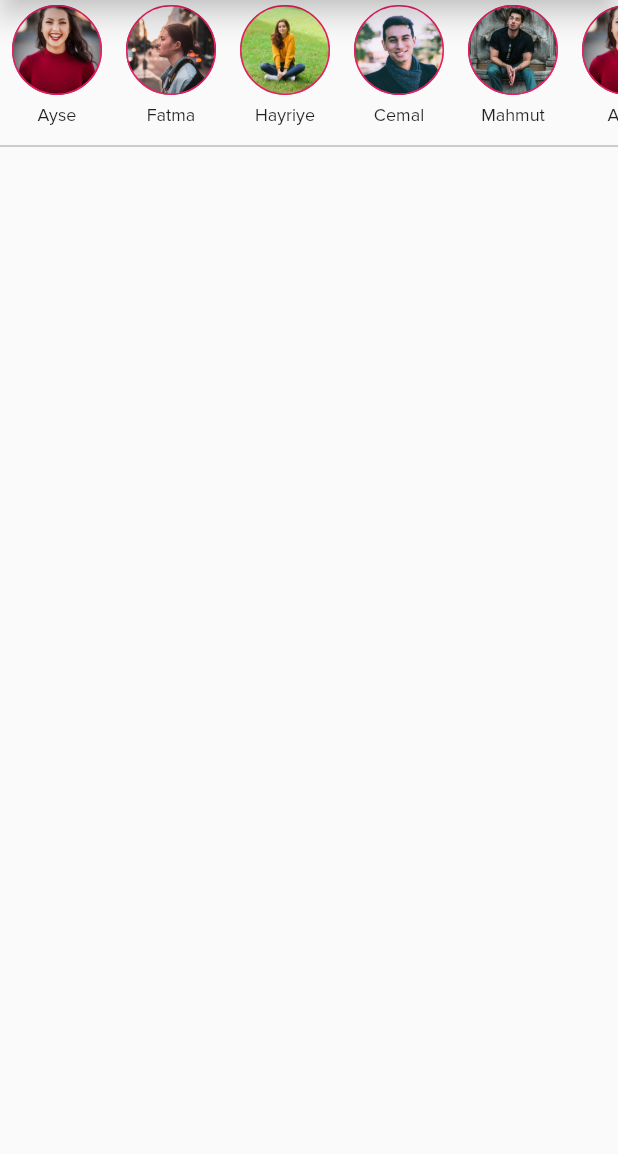
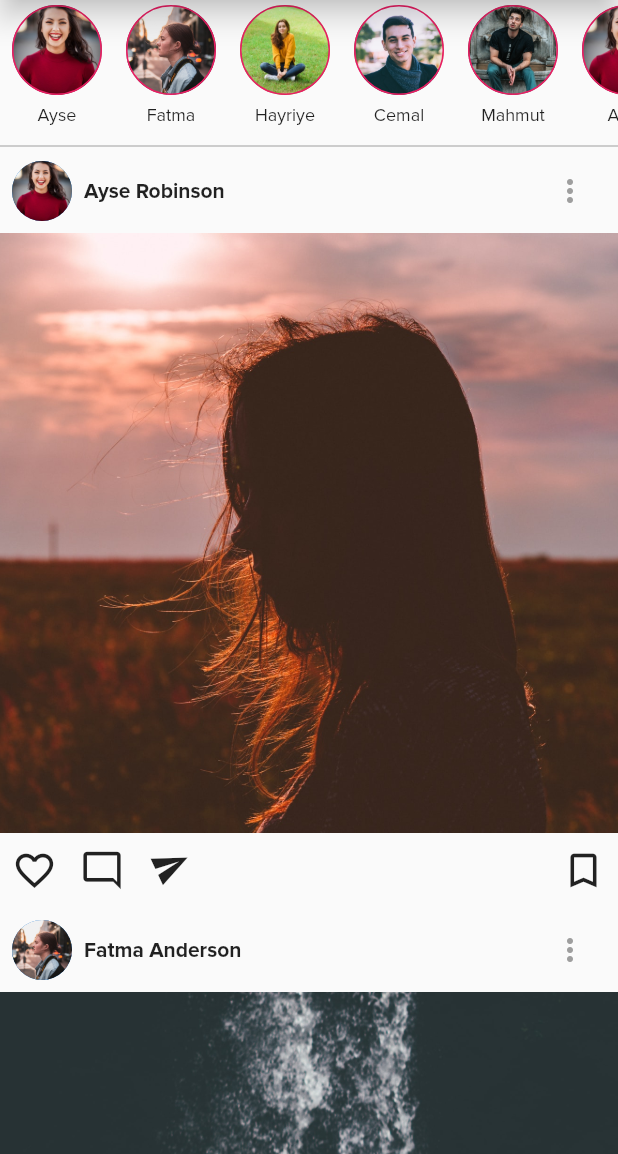
Before and after one commit to SamedHrmn/instagram-design-flutter, a Flutter app: the screen it shows after launch, on a phone screen of 412 x 824 dp, the part 82-1236 px from its top. Run offline on Flutter 3.47's test engine with Material 2 defaults, Android fonts, the phone set to English and light mode, and no system bars.

Commit message:
Gonderiler icin body alani duzenlendi.

```diff
--- a/lib/homepage.dart
+++ b/lib/homepage.dart
@@ -1,4 +1,5 @@
 import 'package:flutter/material.dart';
+import 'dart:math' as math;
 
 class HomePage extends StatefulWidget {
   @override
@@ -58,6 +59,31 @@ class _HomePageState extends State<HomePage> {
               height: 4,
               color: Colors.grey,
             ),
+
+            Expanded(
+              child: ListView(
+                children: [
+                  Container(
+                    child: Column(
+                      children: [
+                        getContentPost(
+                            username: "Ayse Robinson",
+                            avatarPath: "assets/story_image1.jpg",
+                            postPath: "assets/post_image1.jpg"),
+                        getContentPost(
+                            username: "Fatma Anderson",
+                            avatarPath: "assets/story_image2.jpg",
+                            postPath: "assets/post_image2.jpg"),
+                        getContentPost(
+                            username: "Hayriye Jackson",
+                            avatarPath: "assets/story_image3.jpg",
+                            postPath: "assets/post_image3.jpg"),
+                      ],
+                    ),
+                  ),
+                ],
+              ),
+            )
           ],
         ),
       ),
@@ -84,8 +110,81 @@ class _HomePageState extends State<HomePage> {
       ],
     );
   }
+
+  Widget getContentPost({String username, String avatarPath, String postPath}) {
+    return Column(children: [
+      Row(
+        children: [
+          Padding(
+            padding: const EdgeInsets.all(8.0),
+            child: CircleAvatar(
+              radius: 20,
+              backgroundImage: AssetImage(avatarPath),
+            ),
+          ),
+          Text(
+            username,
+            style: TextStyle(
+                fontFamily: FONT_PROXIMA, fontWeight: FontWeight.bold),
+          ),
+          Spacer(),
+          Icon(
+            Icons.more_vert,
+            color: Colors.grey,
+          ),
+          SizedBox(
+            width: 20,
+          )
+        ],
+      ),
+      Container(
+        width: MediaQuery.of(context).size.width,
+        height: 400,
+        decoration: BoxDecoration(
+            image: DecorationImage(
+                image: AssetImage(postPath), fit: BoxFit.cover)),
+      ),
+      Container(
+        //color: Colors.blueAccent,
+        padding: EdgeInsets.all(8),
+        child: Row(
+          children: [
+            Icon(
+              Icons.favorite_border,
+              size: 30,
+            ),
+            SizedBox(
+              width: 15,
+            ),
+            Transform(
+              transform: Matrix4.rotationY(math.pi),
+              alignment: Alignment.center,
+              child: Icon(
+                Icons.chat_bubble_outline,
+                size: 30,
+              ),
+            ),
+            SizedBox(
+              width: 20,
+            ),
+            RotationTransition(
+              child: Padding(
+                padding: EdgeInsets.only(bottom: 8),
+                child: Icon(Icons.send, size: 26),
+              ),
+              turns: AlwaysStoppedAnimation(-25 / 360),
+            ),
+            Spacer(),
+            Icon(
+              Icons.bookmark_border,
+              size: 30,
+            ),
+          ],
+        ),
+      )
+    ]);
+  }
 }
-
 
 class MyTopBar extends StatelessWidget with PreferredSizeWidget {
   final String title;
```
